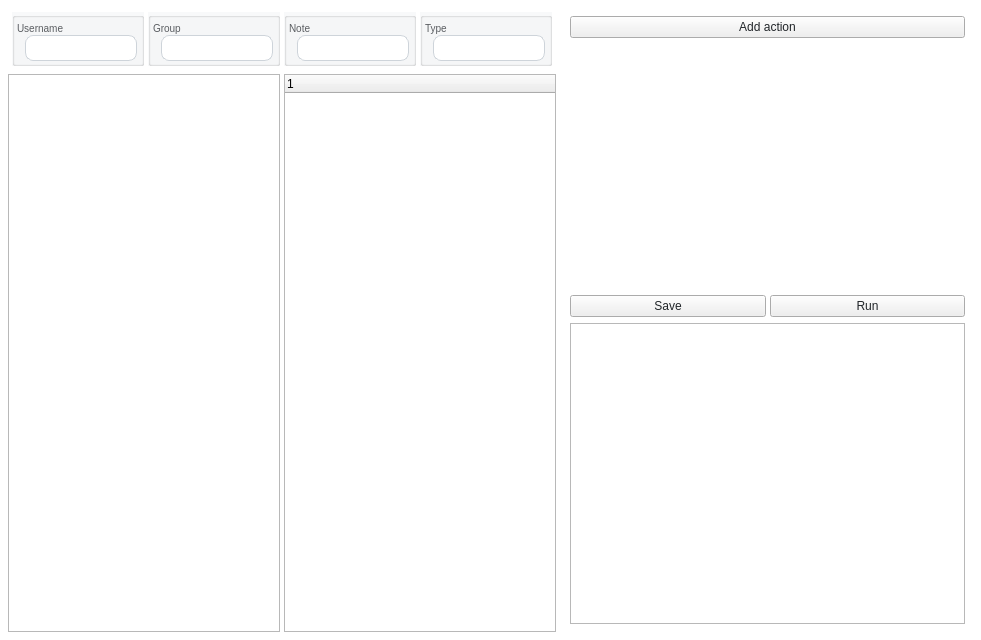
dinhbinhnguyen0105/python.my-manager.v3, file ui/page_robot.ui: the form before one commit.
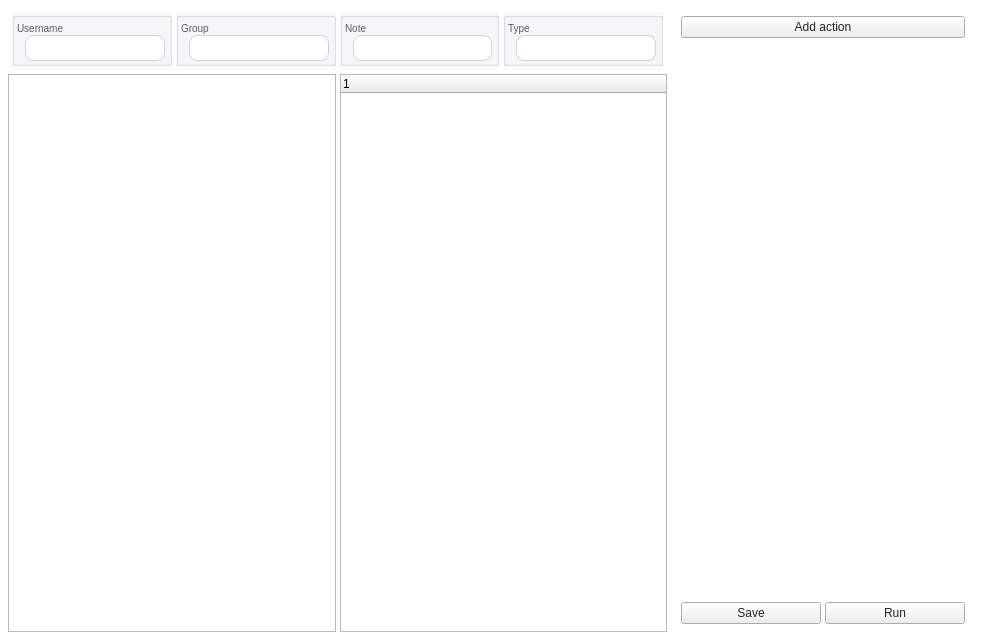
The form after the commit.

Patch:
```diff
--- a/ui/page_robot.ui
+++ b/ui/page_robot.ui
@@ -407,9 +407,6 @@
           </item>
          </layout>
         </item>
-        <item>
-         <widget class="QListWidget" name="log_message"/>
-        </item>
        </layout>
       </widget>
      </item>
```
Left out of the diff: 36 changed lines with no effect on the pictures.
